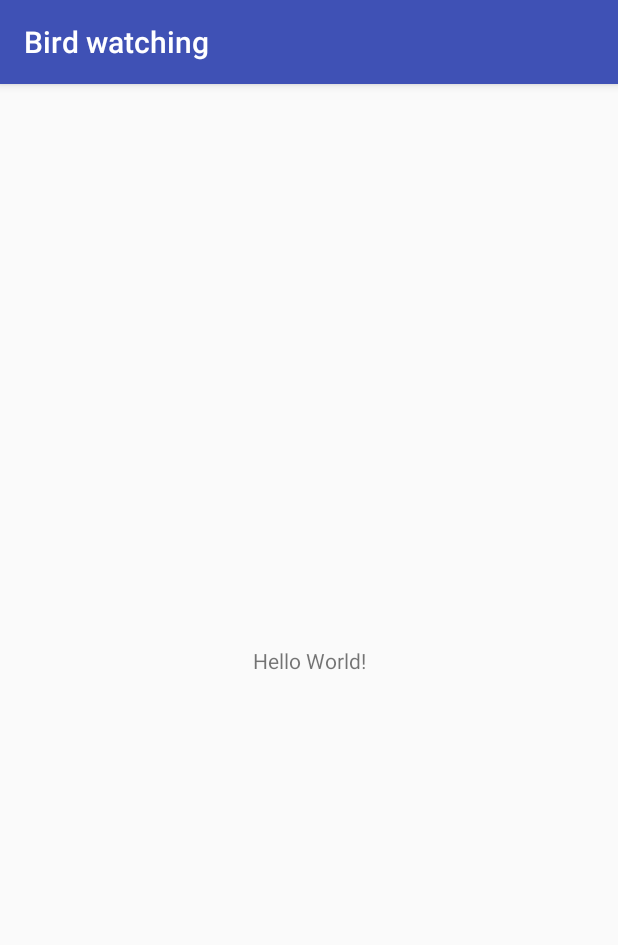
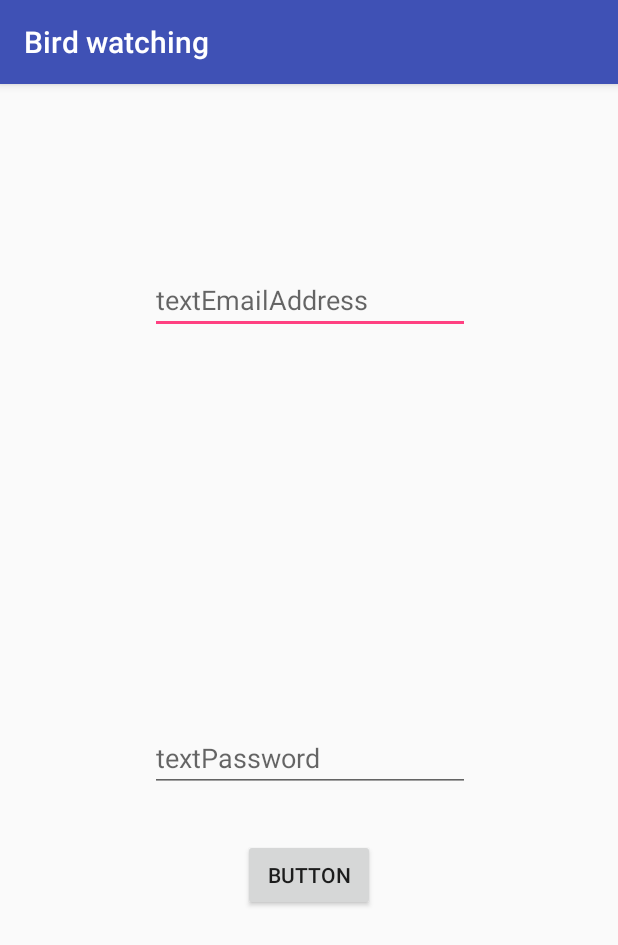
Before and after one commit to huesimon/Birdwatching, an Android app: the screen it shows after launch (MainActivity), on a phone screen of 412 x 824 dp. Shown: the top 945 px of the screen. Run offline under Robolectric (Android 15) with nearby library versions, the phone set to English and light mode, and no system bars; our stand-ins replace Firebase (no records; nobody signed in at launch, a user with empty details on screens opened directly).

Commit message:
login added from HandyJura Cx

```diff
--- a/app/build.gradle
+++ b/app/build.gradle
@@ -22,7 +22,14 @@ dependencies {
     implementation fileTree(dir: 'libs', include: ['*.jar'])
     implementation 'com.android.support:appcompat-v7:26.1.0'
     implementation 'com.android.support.constraint:constraint-layout:1.0.2'
+    implementation 'com.google.firebase:firebase-auth:11.8.0'
+    compile 'com.google.firebase:firebase-database:11.8.0'
+    compile 'com.google.firebase:firebase-storage:11.8.0'
     testImplementation 'junit:junit:4.12'
     androidTestImplementation 'com.android.support.test:runner:1.0.1'
     androidTestImplementation 'com.android.support.test.espresso:espresso-core:3.0.1'
 }
+
+
+
+apply plugin: 'com.google.gms.google-services'
--- a/app/src/main/java/com/example/simonrasmussen/birdwatching/MainActivity.java
+++ b/app/src/main/java/com/example/simonrasmussen/birdwatching/MainActivity.java
@@ -1,13 +1,106 @@
 package com.example.simonrasmussen.birdwatching;
 
+import android.app.ProgressDialog;
+import android.os.Bundle;
+import android.support.annotation.NonNull;
 import android.support.v7.app.AppCompatActivity;
-import android.os.Bundle;
+import android.text.TextUtils;
+import android.util.Log;
+import android.view.View;
+import android.widget.Button;
+import android.widget.EditText;
+import android.widget.Toast;
+
+import com.google.android.gms.tasks.OnCompleteListener;
+import com.google.android.gms.tasks.Task;
+import com.google.firebase.auth.AuthResult;
+import com.google.firebase.auth.FirebaseAuth;
+import com.google.firebase.auth.FirebaseUser;
+import com.google.firebase.database.DatabaseReference;
+import com.google.firebase.database.FirebaseDatabase;
 
 public class MainActivity extends AppCompatActivity {
+    private FirebaseAuth mAuth;
+
+
+    //variables
+    private EditText mailText;
+    private EditText passText;
+    private Button loginBtn;
+
+    // Firebase stuff
+    private FirebaseDatabase mFirebaseDatabase;
+    private FirebaseAuth firebaseAuth;
+    private DatabaseReference myUserIDRef;
+    private String userID;
+    private FirebaseUser fbUser;
+    private ProgressDialog progressDialog;
 
     @Override
     protected void onCreate(Bundle savedInstanceState) {
         super.onCreate(savedInstanceState);
         setContentView(R.layout.activity_main);
+        mAuth = FirebaseAuth.getInstance();
+        firebaseAuth = FirebaseAuth.getInstance();
+        // Check if Firebase is already logged in to
+        if (firebaseAuth.getCurrentUser() != null) {
+            // The Firebase is already logged in to
+
+        }
+
+        progressDialog = new ProgressDialog(this);
+
+
+        mailText = (EditText) findViewById(R.id.main_emailText);
+        passText = (EditText) findViewById(R.id.main_passwordText);
+        loginBtn = findViewById(R.id.main_loginbtn);
+        loginBtn.setOnClickListener(buttonClickListener);
     }
+
+    private void userLogin() {
+        String email = mailText.getText().toString().trim();
+        String pass = passText.getText().toString().trim();
+
+        if ((TextUtils.isEmpty(email)) || (TextUtils.isEmpty(pass))) {
+            // Email or Password empty
+            Toast.makeText(MainActivity.this, "Please enter valid values in text fields", Toast.LENGTH_SHORT).show();
+            return;
+        }
+
+        // If EditText not empty it comes to here
+        progressDialog.setMessage("Checking user information...");
+        progressDialog.show();
+
+        firebaseAuth.signInWithEmailAndPassword(email, pass)
+                .addOnCompleteListener(this, new OnCompleteListener<AuthResult>() {
+                    @Override
+                    public void onComplete(@NonNull Task<AuthResult> task) {
+                        progressDialog.dismiss();
+                        if (task.isSuccessful()) {
+                            // The login is successful
+                            //toastMessage("User login successful");
+                            Toast.makeText(MainActivity.this, "Login succesful - Checker Info", Toast.LENGTH_SHORT).show();
+                        } else {
+                            // Not successful
+                            Toast.makeText(MainActivity.this, "User not found", Toast.LENGTH_SHORT).show();
+                        }
+                    }
+                });
+    }
+
+    private View.OnClickListener buttonClickListener = new View.OnClickListener() {
+        @Override
+        public void onClick(View view) {
+
+            switch (view.getId())
+
+            {
+                case R.id.main_loginbtn:
+                    Log.d("Click", "onClick: login");
+                    userLogin();
+                    //Toast.makeText(LoginActivity.this, "You are trying to Login...", Toast.LENGTH_SHORT).show();
+                    break;
+            }
+        }
+    };
 }
--- a/app/src/main/res/layout/activity_main.xml
+++ b/app/src/main/res/layout/activity_main.xml
@@ -6,13 +6,51 @@
     android:layout_height="match_parent"
     tools:context="com.example.simonrasmussen.birdwatching.MainActivity">
 
-    <TextView
+    <EditText
+        android:id="@+id/main_emailText"
         android:layout_width="wrap_content"
         android:layout_height="wrap_content"
-        android:text="Hello World!"
+        android:layout_marginBottom="8dp"
+        android:layout_marginEnd="8dp"
+        android:layout_marginStart="8dp"
+        android:layout_marginTop="8dp"
+        android:ems="10"
+        android:hint="textEmailAddress"
+        android:inputType="textEmailAddress"
         app:layout_constraintBottom_toBottomOf="parent"
-        app:layout_constraintLeft_toLeftOf="parent"
-        app:layout_constraintRight_toRightOf="parent"
-        app:layout_constraintTop_toTopOf="parent" />
+        app:layout_constraintEnd_toEndOf="parent"
+        app:layout_constraintHorizontal_bias="0.503"
+        app:layout_constraintStart_toStartOf="parent"
+        app:layout_constraintTop_toTopOf="parent"
+        app:layout_constraintVertical_bias="0.16" />
 
+    <EditText
+        android:id="@+id/main_passwordText"
+        android:layout_width="wrap_content"
+        android:layout_height="wrap_content"
+        android:layout_marginBottom="296dp"
+        android:layout_marginEnd="8dp"
+        android:layout_marginStart="8dp"
+        android:ems="10"
+        android:hint="textPassword"
+        android:inputType="textPassword"
+        app:layout_constraintBottom_toBottomOf="parent"
+        app:layout_constraintEnd_toEndOf="parent"
+        app:layout_constraintHorizontal_bias="0.503"
+        app:layout_constraintStart_toStartOf="parent" />
+
+    <Button
+        android:id="@+id/main_loginbtn"
+        android:layout_width="wrap_content"
+        android:layout_height="wrap_content"
+        android:layout_marginBottom="8dp"
+        android:layout_marginEnd="8dp"
+        android:layout_marginStart="8dp"
+        android:layout_marginTop="8dp"
+        android:text="Button"
+        app:layout_constraintBottom_toBottomOf="parent"
+        app:layout_constraintEnd_toEndOf="parent"
+        app:layout_constraintStart_toStartOf="parent"
+        app:layout_constraintTop_toTopOf="parent"
+        app:layout_constraintVertical_bias="0.704" />
 </android.support.constraint.ConstraintLayout>
--- a/build.gradle
+++ b/build.gradle
@@ -12,6 +12,7 @@ buildscript {
 
         // NOTE: Do not place your application dependencies here; they belong
         // in the individual module build.gradle files
+        classpath 'com.google.gms:google-services:3.1.0'
     }
 }
 
```
